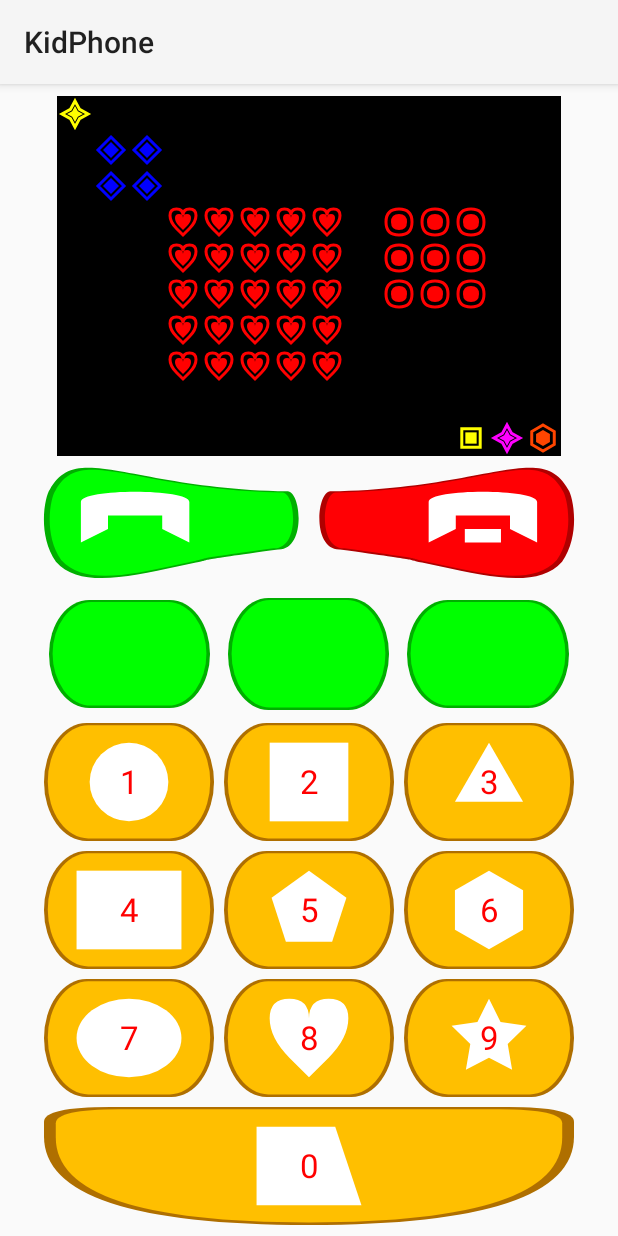
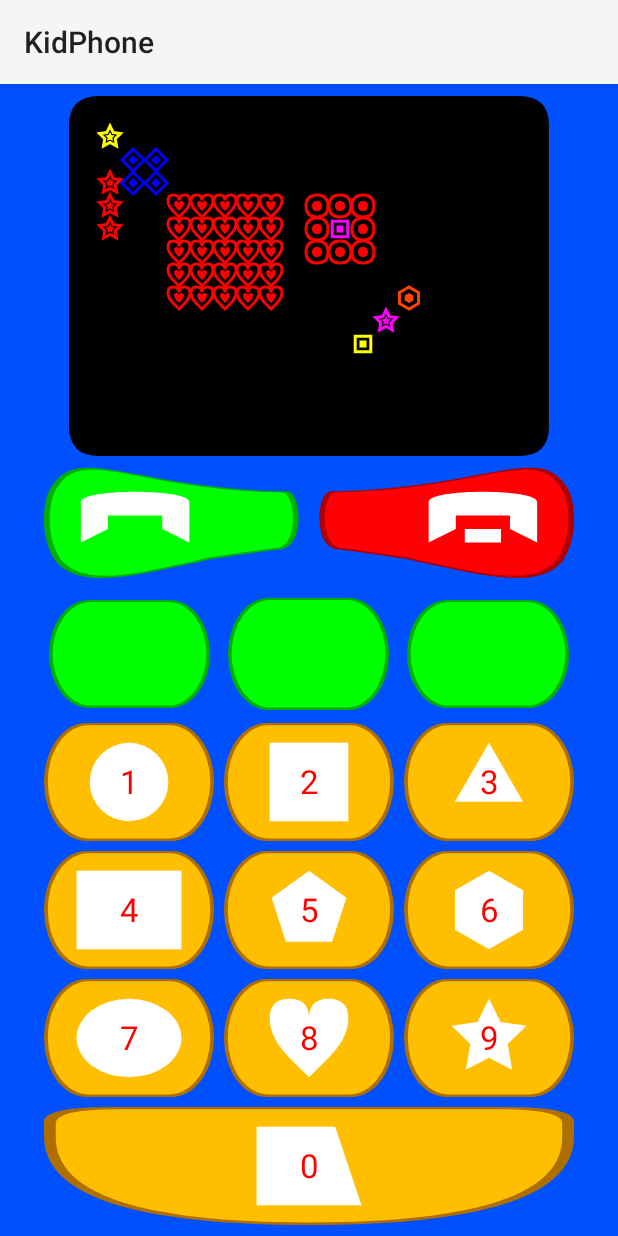
Before and after one commit to quickwritereader/kidsphone, an Android app: the screen it shows after launch (PhoneActivity), on a phone screen of 412 x 824 dp. Run offline under Robolectric (Android 15) with nearby library versions, the phone set to English and light mode, and no system bars.

Commit message:
look and feel

```diff
--- a/KidPhone/app/src/main/java/kidtoys/az/kidphone/FunnyDisplay.java
+++ b/KidPhone/app/src/main/java/kidtoys/az/kidphone/FunnyDisplay.java
@@ -15,8 +15,8 @@ import android.view.View;
  */
 public class FunnyDisplay extends View {
 
-    int surfaceWidth=14;
-    int surfaceHeight=10;
+    int surfaceWidth=18;
+    int surfaceHeight=12;
     Paint realColors[] ;
 
     Path pathList[]=null;
@@ -115,7 +115,7 @@ public class FunnyDisplay extends View {
             case Triangle:
                 return CanvasUtils.StandardPolyPath(cx, cy, r,3 ) ;
             case Star:
-                return CanvasUtils.StarPath(cx, cy, 4, r,  r / 2.f) ;
+                return CanvasUtils.StarPath(cx, cy, 5, r,  r / 2.f) ;
             case Heart:
                 return CanvasUtils.HeartPath(cx - r, cy - r,
                         cx + r, cy + r);
@@ -143,14 +143,17 @@ public class FunnyDisplay extends View {
     }
 
     int diameter=0;
-
+    Paint pback=new Paint();
     @Override
     protected void onDraw(Canvas canvas) {
         super.onDraw(canvas);
         if(pathList==null){
-            diameter=getHeight()/mainSurface.getHeight();
+            diameter= (getWidth()-60)/mainSurface.getWidth();
            // initPath(diameter/2);
         }
+        pback.setColor(Color.BLACK);
+        pback.setAntiAlias(true);
+        canvas.drawPath(CanvasUtils.Rounded(0,0,(float)getWidth(),(float)getHeight(),30.f,30.f),pback);
 
         //blt surface
         for(int j=0;  j<mainSurface.getHeight();j++) {
@@ -160,7 +163,7 @@ public class FunnyDisplay extends View {
                 if(d!= FunnySurface.DotType.None) {
 
                     Path path;//=pathList[d.ordinal()];
-                    path=getDotPath(d,i*diameter+diameter/2,j*diameter+diameter/2,diameter/2,-5);
+                    path=getDotPath(d,30+i*diameter+diameter/2,30+j*diameter+diameter/2,diameter/2,0);
                     if(path!=null) {
                        // Matrix translateMatrix = new Matrix();
                        // translateMatrix.setTranslate(i * diameter, j * diameter);
@@ -172,7 +175,7 @@ public class FunnyDisplay extends View {
                         p.setStrokeCap(Paint.Cap.ROUND);
                        // path.transform(translateMatrix);
                         canvas.drawPath(path, p);
-                        path=getDotPath(d,i*diameter+diameter/2,j*diameter+diameter/2,diameter/2,-10);
+                        path=getDotPath(d,30+i*diameter+diameter/2,30+j*diameter+diameter/2,diameter/2,-6);
                          p.setStyle(Paint.Style.FILL);
  //                       path = fillPathList[d.ordinal()];
 //                        path.transform(translateMatrix);
--- a/KidPhone/app/src/main/java/kidtoys/az/kidphone/PhoneActivity.java
+++ b/KidPhone/app/src/main/java/kidtoys/az/kidphone/PhoneActivity.java
@@ -25,13 +25,17 @@ public class PhoneActivity extends AppCompatActivity implements View.OnClickList
         FunnySurface RombRect=FunnySurface.createSurface(2, 2, FunnySurface.DotColor.Blue, FunnySurface.DotType.Romb);
         FunnySurface HeartRect=FunnySurface.createSurface(5,5, FunnySurface.DotColor.Red, FunnySurface.DotType.Heart);
         FunnySurface CircleRect=FunnySurface.createSurface(3, 3, FunnySurface.DotColor.Red, FunnySurface.DotType.Circle);
+        CircleRect.putDot(1,1, FunnySurface.DotColor.Magenta, FunnySurface.DotType.Square);
+
+        FunnySurface line=FunnySurface.createSurface(1, 3, FunnySurface.DotColor.Red, FunnySurface.DotType.Star);
         mainSurface.putDot(0,0, FunnySurface.DotColor.Yellow, FunnySurface.DotType.Star);
         mainSurface.putSurface(RombRect,1,1 );
         mainSurface.putSurface(HeartRect,3,3);
         mainSurface.putSurface(CircleRect,9,3);
+        mainSurface.putSurface(line,0,2);
         mainSurface.putDot(11, 9, FunnySurface.DotColor.Yellow, FunnySurface.DotType.Square);
-        mainSurface.putDot(12,9, FunnySurface.DotColor.Magenta, FunnySurface.DotType.Star);
-        mainSurface.putDot(13,9, FunnySurface.DotColor.Orange, FunnySurface.DotType.Hexagon);
+        mainSurface.putDot(12,8, FunnySurface.DotColor.Magenta, FunnySurface.DotType.Star);
+        mainSurface.putDot(13,7, FunnySurface.DotColor.Orange, FunnySurface.DotType.Hexagon);
         display.Render();
     }
 
--- a/KidPhone/app/src/main/res/layout/activity_phone.xml
+++ b/KidPhone/app/src/main/res/layout/activity_phone.xml
@@ -10,10 +10,10 @@
     android:paddingRight="@dimen/activity_horizontal_margin"
     android:paddingTop="4dp"
     android:weightSum="1"
+    android:background="#0050FF"
     tools:context=".PhoneActivity">
     <kidtoys.az.kidphone.FunnyDisplay android:layout_height="240dp"
-        android:layout_width="336dp"
-        android:background="#000000"
+        android:layout_width="320dp"
         android:id="@+id/display"
         android:layout_gravity="center_horizontal"
         android:layout_marginTop="4dp"
```
Also changed, not shown: 1 other file.
